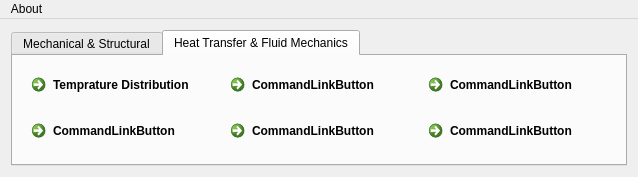
Old version of the form home.ui in the repository bariscelik/ETools.
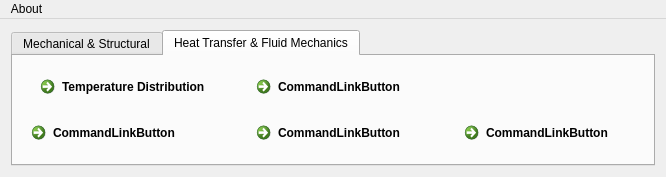
New version of the form. The open tabs and pages were chosen to show the change.

Diff of the .ui file:
```diff
--- a/home.ui
+++ b/home.ui
@@ -6,7 +6,7 @@
    <rect>
     <x>0</x>
     <y>0</y>
-    <width>638</width>
+    <width>666</width>
     <height>177</height>
    </rect>
   </property>
@@ -102,48 +102,47 @@
          <layout class="QGridLayout" name="gridLayout_5">
           <item row="0" column="0">
            <layout class="QGridLayout" name="gridLayout_2">
-            <item row="0" column="0">
-             <widget class="QCommandLinkButton" name="commandLinkButton">
-              <property name="text">
-               <string>Temprature Distribution</string>
-              </property>
-             </widget>
-            </item>
-            <item row="0" column="1">
+            <item row="0" column="1" alignment="Qt::AlignHCenter|Qt::AlignVCenter">
              <widget class="QCommandLinkButton" name="commandLinkButton_5">
               <property name="text">
                <string>CommandLinkButton</string>
               </property>
              </widget>
             </item>
-            <item row="1" column="0">
-             <widget class="QCommandLinkButton" name="commandLinkButton_2">
-              <property name="text">
-               <string>CommandLinkButton</string>
-              </property>
-             </widget>
-            </item>
-            <item row="0" column="2">
-             <widget class="QCommandLinkButton" name="commandLinkButton_9">
-              <property name="text">
-               <string>CommandLinkButton</string>
-              </property>
-             </widget>
-            </item>
-            <item row="1" column="1">
-             <widget class="QCommandLinkButton" name="commandLinkButton_10">
-              <property name="text">
-               <string>CommandLinkButton</string>
-              </property>
-             </widget>
-            </item>
-            <item row="1" column="2">
+            <item row="1" column="2" alignment="Qt::AlignHCenter|Qt::AlignVCenter">
              <widget class="QCommandLinkButton" name="commandLinkButton_11">
               <property name="text">
                <string>CommandLinkButton</string>
               </property>
              </widget>
             </item>
+            <item row="1" column="1" alignment="Qt::AlignHCenter|Qt::AlignVCenter">
+             <widget class="QCommandLinkButton" name="commandLinkButton_10">
+              <property name="text">
+               <string>CommandLinkButton</string>
+              </property>
+             </widget>
+            </item>
+            <item row="1" column="0" alignment="Qt::AlignHCenter|Qt::AlignVCenter">
+             <widget class="QCommandLinkButton" name="commandLinkButton_2">
+              <property name="text">
+               <string>CommandLinkButton              </string>
+              </property>
+             </widget>
+            </item>
+            <item row="0" column="0" alignment="Qt::AlignHCenter|Qt::AlignVCenter">
+             <widget class="QCommandLinkButton" name="commandLinkButton">
+              <property name="text">
+               <string>Temperature Distribution</string>
+              </property>
+              <property name="iconSize">
+               <size>
+                <width>40</width>
+                <height>50</height>
+               </size>
+              </property>
+             </widget>
+            </item>
            </layout>
           </item>
          </layout>
@@ -159,7 +158,7 @@
     <rect>
      <x>0</x>
      <y>0</y>
-     <width>638</width>
+     <width>666</width>
      <height>25</height>
     </rect>
    </property>
```
Left out of the diff: 11 changed lines with no effect on the pictures.
